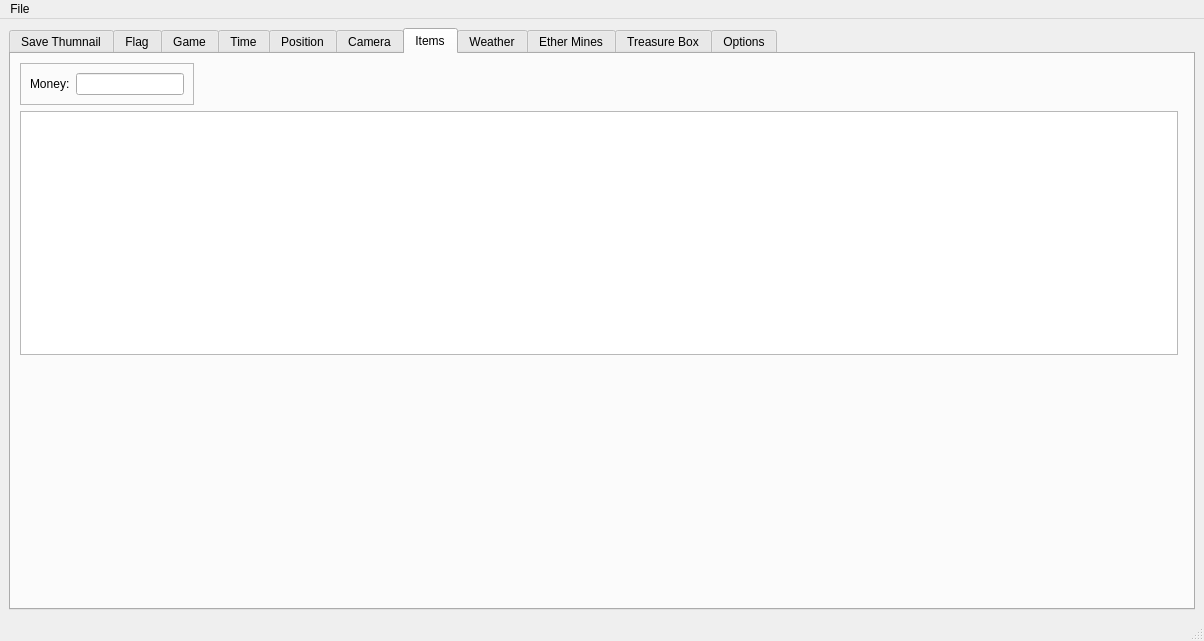
Qt form gui/mainwindow.ui (enderslash1010/xc1-save-editor-cpp) before a commit.
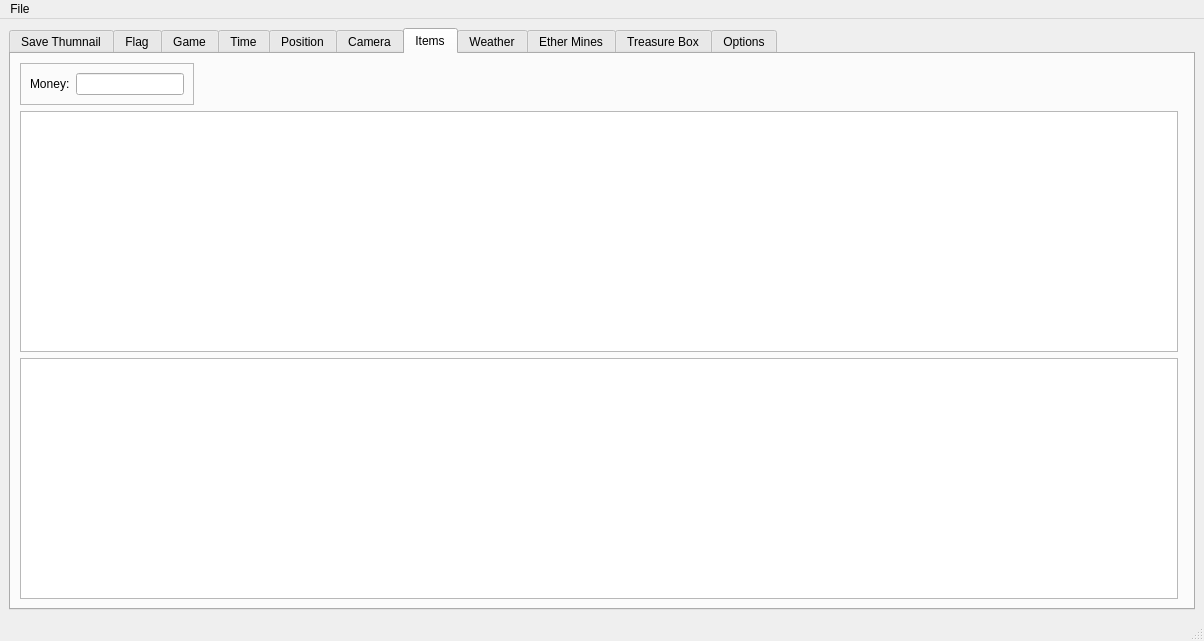
The same form after that commit. Custom widgets are drawn as their Qt base class.

Commit message: add gem array table

What changed in the file:
```diff
--- a/gui/mainwindow.ui
+++ b/gui/mainwindow.ui
@@ -1393,18 +1393,8 @@
         <string>Items</string>
        </attribute>
        <layout class="QGridLayout" name="gridLayout_52">
-        <item row="2" column="0" colspan="2">
-         <spacer name="verticalSpacer_8">
-          <property name="orientation">
-           <enum>Qt::Orientation::Vertical</enum>
-          </property>
-          <property name="sizeHint" stdset="0">
-           <size>
-            <width>20</width>
-            <height>40</height>
-           </size>
-          </property>
-         </spacer>
+        <item row="2" column="0">
+         <widget class="QExtendedTableWidget" name="ITEMGemArray"/>
         </item>
         <item row="0" column="0" colspan="2">
          <widget class="QFrame" name="frame_52">
```
The commit also changes 1 other file.
